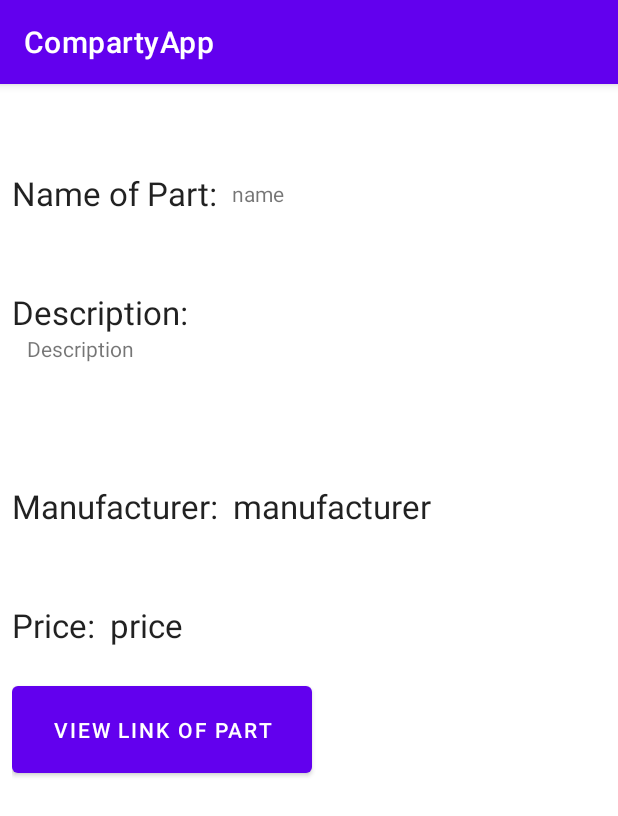
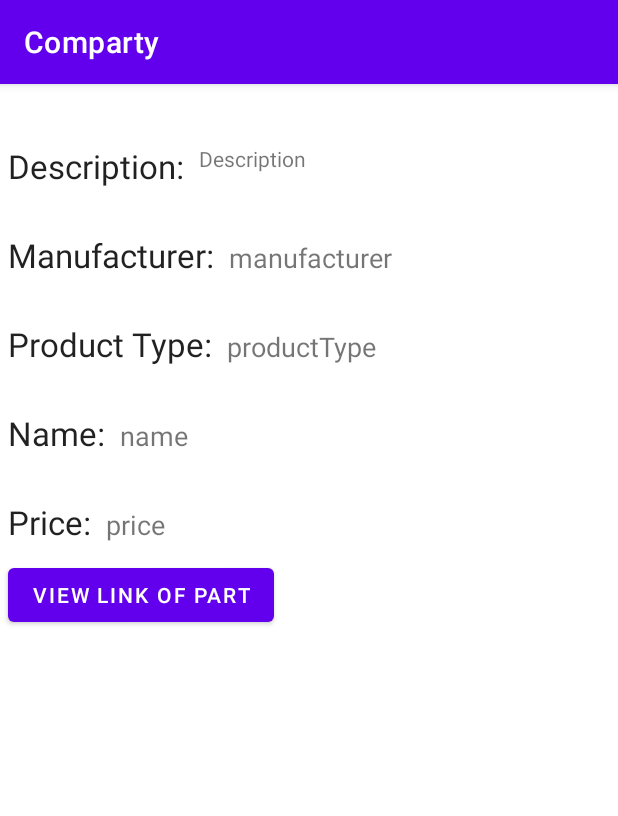
Before and after one commit to NoahBautista/731_Comparty, an Android app: the PartsView screen opened directly, with no data from a screen before it, on a phone screen of 412 x 824 dp. Shown: the top 816 px of the screen. Run offline under Robolectric (Android 15) with nearby library versions, the phone set to English and light mode, and no system bars.

Commit message:
Fixed issues with Build RecyclerView

```diff
--- a/app/src/main/java/com/example/compartyapp/PartsView.java
+++ b/app/src/main/java/com/example/compartyapp/PartsView.java
@@ -4,6 +4,7 @@ import androidx.appcompat.app.AppCompatActivity;
 
 import android.content.Intent;
 import android.os.Bundle;
+import android.util.Log;
 import android.view.View;
 import android.widget.Button;
 import android.widget.ImageView;
@@ -29,7 +30,7 @@ public class PartsView extends AppCompatActivity {
         //getSupportActionBar().setDisplayHomeAsUpEnabled(true);
 
         partsDescription = (TextView) findViewById(R.id.textDescriptionP);
-        //partsProductType = (TextView) findViewById(R.id.textProductType);
+        partsProductType = (TextView) findViewById(R.id.textProductType);
         partsManufacturer = (TextView) findViewById(R.id.textManufacturer);
         partsPrice = (TextView) findViewById(R.id.textPrice);
         partsLink = (TextView) findViewById(R.id.textLinkP);
@@ -40,7 +41,7 @@ public class PartsView extends AppCompatActivity {
             partsDescription.setText(partsBundle.getString("Description"));
             partsPrice.setText(String.valueOf(partsBundle.getDouble("Price")));
             partsManufacturer.setText(partsBundle.getString("Manufacturer"));
-            //partsProductType.setText(partsBundle.getString("ProductType"));
+            partsProductType.setText(partsBundle.getString("Product"));
             partsWebURL = partsBundle.getString("Link");
             // Added
             partsName.setText(partsBundle.getString("NameP"));
--- a/app/src/main/res/layout/activity_parts_view.xml
+++ b/app/src/main/res/layout/activity_parts_view.xml
@@ -4,118 +4,151 @@
     xmlns:tools="http://schemas.android.com/tools"
     android:layout_width="match_parent"
     android:layout_height="match_parent"
+    android:orientation="vertical"
     tools:context=".PartsView">
 
-    <RelativeLayout
+    <TableRow
         android:layout_width="match_parent"
         android:layout_height="wrap_content"
-        android:padding="8dp">
+        android:layout_marginTop="40dp">
 
         <TextView
             android:id="@+id/partsDescription"
-            android:layout_marginTop="50dp"
             android:layout_width="wrap_content"
             android:layout_height="wrap_content"
             android:layout_below="@+id/partsName"
+            android:layout_marginLeft="5dp"
             android:text="Description:"
             android:textAppearance="@style/TextAppearance.AppCompat.Large"></TextView>
+
         <TextView
             android:id="@+id/textDescriptionP"
-            android:maxLines="5"
+            android:layout_width="wrap_content"
+            android:layout_height="wrap_content"
+            android:layout_below="@+id/partsDescription"
+            android:layout_gravity="fill"
             android:layout_marginLeft="10dp"
+            android:maxLines="10"
+            android:text="Description"
+            android:textSize="14sp"></TextView>
+    </TableRow>
+
+    <TableRow
+        android:layout_width="match_parent"
+        android:layout_height="wrap_content">
+
+        <TextView
+            android:id="@+id/partsManufacturer"
+            android:layout_width="wrap_content"
+            android:layout_height="wrap_content"
+            android:layout_marginTop="30dp"
+            android:layout_marginLeft="5dp"
+            android:layout_below="@+id/partsDescription"
+            android:text="Manufacturer:"
+            android:textAppearance="@style/TextAppearance.AppCompat.Large"></TextView>
+
+        <TextView
+            android:id="@+id/textManufacturer"
             android:layout_width="match_parent"
             android:layout_height="wrap_content"
             android:layout_below="@+id/partsDescription"
-            android:text="Description"></TextView>
+            android:layout_marginLeft="10dp"
+            android:layout_marginTop="30dp"
+            android:layout_toRightOf="@id/partsManufacturer"
+            android:text="manufacturer"
+            android:textSize="18sp"></TextView>
+    </TableRow>
+
+    <TableRow
+        android:layout_width="match_parent"
+        android:layout_height="wrap_content" >
 
         <TextView
-            android:layout_marginTop="100dp"
-            android:id="@+id/partsManufacturer"
+            android:id="@+id/partsProductType"
             android:layout_width="wrap_content"
             android:layout_height="wrap_content"
-            android:text="Manufacturer:"
-            android:layout_below="@+id/partsDescription"
+            android:layout_below="@+id/partsManufacturer"
+            android:layout_marginTop="30dp"
+            android:layout_marginLeft="5dp"
+            android:text="Product Type:"
             android:textAppearance="@style/TextAppearance.AppCompat.Large"></TextView>
+
         <TextView
-            android:layout_marginTop="100dp"
-            android:id="@+id/textManufacturer"
-            android:layout_marginLeft="10dp"
+            android:id="@+id/textProductType"
             android:layout_width="match_parent"
             android:layout_height="wrap_content"
-            android:layout_toRightOf="@id/partsManufacturer"
-            android:layout_below="@+id/partsDescription"
-            android:text="manufacturer"
-            android:textAppearance="@style/TextAppearance.AppCompat.Large"></TextView>
+            android:layout_below="@+id/partsManufacturer"
+            android:layout_marginLeft="10dp"
+            android:layout_marginTop="30dp"
+            android:layout_toRightOf="@id/partsProductType"
+            android:text="productType"
+            android:textSize="18sp"></TextView>
+    </TableRow>
 
-<!--        <TextView-->
-<!--            android:layout_marginTop="50dp"-->
-<!--            android:id="@+id/partsProductType"-->
-<!--            android:layout_width="wrap_content"-->
-<!--            android:layout_height="wrap_content"-->
-<!--            android:text="Product Type:"-->
-<!--            android:layout_below="@+id/partsManufacturer"-->
-<!--            android:textAppearance="@style/TextAppearance.AppCompat.Large"></TextView>-->
-<!--        <TextView-->
-<!--            android:layout_marginTop="50dp"-->
-<!--            android:id="@+id/textProductType"-->
-<!--            android:layout_marginLeft="10dp"-->
-<!--            android:layout_width="match_parent"-->
-<!--            android:layout_height="wrap_content"-->
-<!--            android:layout_toRightOf="@id/partsProductType"-->
-<!--            android:layout_below="@+id/partsManufacturer"-->
-<!--            android:text="productType"-->
-<!--            android:textAppearance="@style/TextAppearance.AppCompat.Large"></TextView>-->
+    <TableRow
+        android:layout_width="match_parent"
+        android:layout_height="wrap_content" >
 
         <TextView
-            android:layout_marginTop="50dp"
             android:id="@+id/partsName"
             android:layout_width="wrap_content"
             android:layout_height="wrap_content"
-            android:text="Name of Part:"
+            android:layout_marginTop="30dp"
+            android:layout_marginLeft="5dp"
+            android:text="Name:"
             android:textAppearance="@style/TextAppearance.AppCompat.Large"></TextView>
+
         <TextView
-            android:layout_marginTop="55dp"
             android:id="@+id/textNameP"
-            android:layout_marginLeft="10dp"
             android:layout_width="match_parent"
             android:layout_height="wrap_content"
+            android:layout_marginLeft="10dp"
+            android:layout_marginTop="30dp"
             android:layout_toRightOf="@id/partsName"
-            android:text="name"></TextView>
+            android:text="name"
+            android:textSize="18sp"></TextView>
+    </TableRow>
+
+    <TableRow
+        android:layout_width="match_parent"
+        android:layout_height="wrap_content" >
 
         <TextView
-            android:layout_marginTop="50dp"
             android:id="@+id/partsPrice"
             android:layout_width="wrap_content"
             android:layout_height="wrap_content"
+            android:layout_marginTop="30dp"
+            android:layout_marginLeft="5dp"
+            android:layout_below="@+id/partsManufacturer"
             android:text="Price:"
-            android:layout_below="@+id/partsManufacturer"
             android:textAppearance="@style/TextAppearance.AppCompat.Large"></TextView>
+
         <TextView
-            android:layout_marginTop="50dp"
             android:id="@+id/textPrice"
-            android:layout_marginLeft="10dp"
             android:layout_width="match_parent"
             android:layout_height="wrap_content"
+            android:layout_below="@+id/partsManufacturer"
+            android:layout_marginLeft="10dp"
+            android:layout_marginTop="30dp"
             android:layout_toRightOf="@id/partsPrice"
-            android:layout_below="@+id/partsManufacturer"
             android:text="price"
-            android:textAppearance="@style/TextAppearance.AppCompat.Large"></TextView>
+            android:textSize="18sp"></TextView>
+    </TableRow>
+
     <Button
         android:id="@+id/partsWebView"
-            android:layout_width="200dp"
-            android:layout_height="70dp"
-            android:text="View Link of Part"
+        android:layout_width="wrap_content"
+        android:layout_height="wrap_content"
         android:layout_below="@+id/partsPrice"
-            android:layout_marginTop="20dp">
-        </Button>
+        android:layout_marginTop="10dp"
+        android:layout_marginLeft="5dp"
+        android:text="View Link of Part"></Button>
 
     <TextView
         android:id="@+id/textLinkP"
-            android:layout_marginLeft="10dp"
         android:layout_width="match_parent"
         android:layout_height="wrap_content"
-            android:visibility="invisible">
-        </TextView>
+        android:visibility="invisible"></TextView>
 
     <!--        <TextView-->
     <!--            android:id="@+id/textName"-->
@@ -126,6 +159,4 @@
     <!--        </TextView>-->
 
 
-    </RelativeLayout>
-
 </LinearLayout>
--- a/app/src/main/res/layout/fragment_gallery.xml
+++ b/app/src/main/res/layout/fragment_gallery.xml
@@ -80,15 +80,15 @@
         android:id="@+id/button_save"
         android:layout_width="match_parent"
         android:layout_height="wrap_content"
-        android:text="Save"/>
+        android:text="Add"/>
 
-    <Button
+ <!--   <Button
         android:id="@+id/button_load"
         android:layout_width="match_parent"
         android:layout_height="wrap_content"
         android:text="Load"
         android:visibility="visible"/>
-
+-->
 
     <Button
         android:id="@+id/button_update"
--- a/app/src/main/res/menu/activity_main_drawer.xml
+++ b/app/src/main/res/menu/activity_main_drawer.xml
@@ -16,7 +16,7 @@
         <item
             android:id="@+id/nav_slideshow"
             android:icon="@drawable/ic_add"
-            android:title="@string/addition"/>
+            android:title="@string/menu_slideshow"/>
 
 <!--        <item-->
 <!--            android:id="@+id/nav_cpu"-->
--- a/app/src/main/res/navigation/mobile_navigation.xml
+++ b/app/src/main/res/navigation/mobile_navigation.xml
@@ -20,7 +20,7 @@
     <fragment
         android:id="@+id/nav_slideshow"
         android:name="com.example.compartyapp.ui.gallery.GalleryFragment"
-        android:label="@string/menu_gallery"
+        android:label="@string/menu_slideshow"
         tools:layout="@layout/fragment_gallery" />
 
 <!--    <fragment-->
--- a/app/src/main/res/values/strings.xml
+++ b/app/src/main/res/values/strings.xml
@@ -1,5 +1,5 @@
 <resources>
-    <string name="app_name">CompartyApp</string>
+    <string name="app_name">Comparty</string>
     <string name="navigation_drawer_open">Open navigation drawer</string>
     <string name="navigation_drawer_close">Close navigation drawer</string>
     <string name="nav_header_title">COMPARTY</string>
@@ -9,7 +9,7 @@
 
     <string name="menu_home">Home</string>
     <string name="menu_gallery">Build</string>
-    <string name="menu_slideshow">Slideshow</string>
+    <string name="menu_slideshow">Add to Build</string>
 
     <string name="motherboard">Motherboard</string>
     <string name="cases">Cases</string>
```
Also changed, not shown: app/src/main/java/com/example/compartyapp/Parts.java (+11 -6 lines), app/src/main/java/com/example/compartyapp/PartsAdapter.java (+36 -1 lines), app/src/main/java/com/example/compartyapp/ui/gallery/GalleryFragment.java (+34 -15 lines), app/src/main/java/com/example/compartyapp/ui/slideshow/SlideshowFragment.java (+7 -17 lines). Lines whose indentation alone changed are shown as unchanged.
